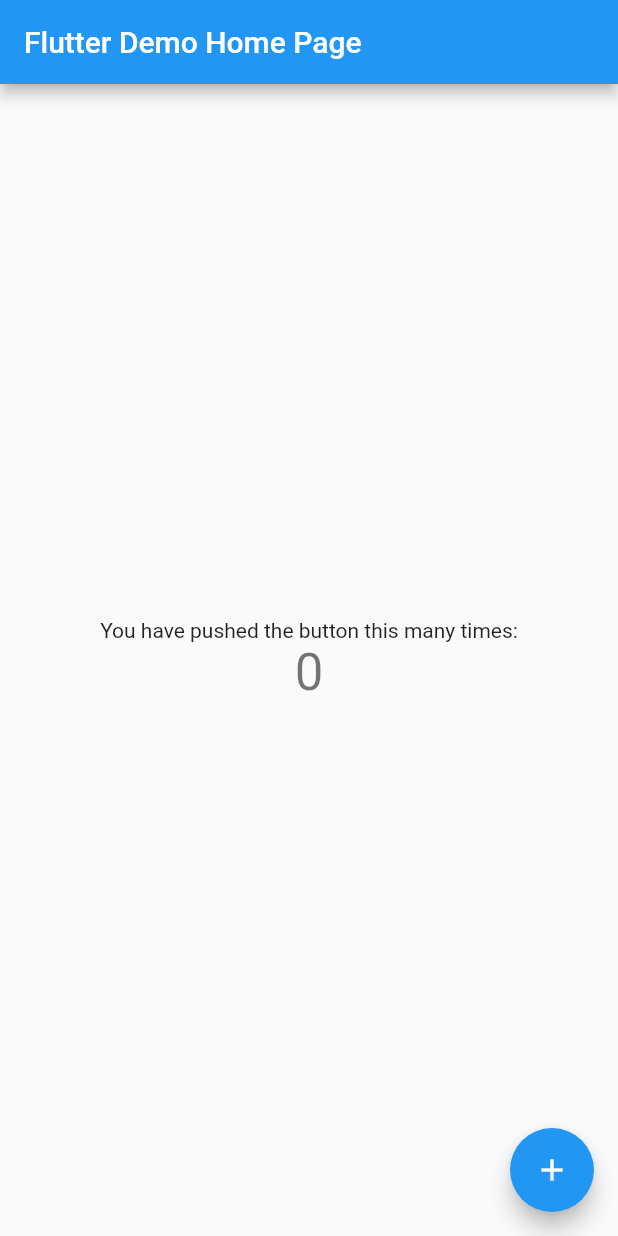
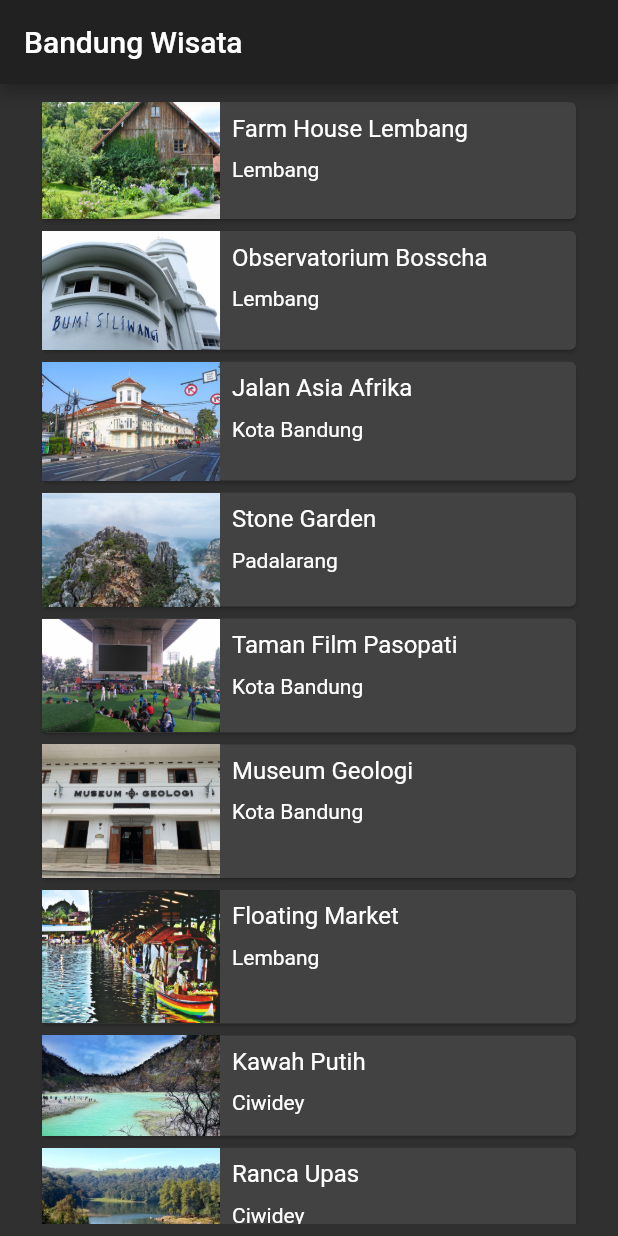
Before and after one commit to ombopak/ombopakpemula, a Flutter app: the screen it shows after launch, on a phone screen of 412 x 824 dp. Run offline on Flutter 3.47's test engine with Material 2 defaults, Android fonts, the phone set to English and light mode, and no system bars.

Commit message:
add project2

```diff
--- a/lib/main.dart
+++ b/lib/main.dart
@@ -1,117 +1,15 @@
+import 'package:dicoding_pemula/pages/main_screen.dart';
 import 'package:flutter/material.dart';
 
-void main() {
-  runApp(MyApp());
-}
+void main() => runApp(MyApp());
 
 class MyApp extends StatelessWidget {
-  // This widget is the root of your application.
   @override
   Widget build(BuildContext context) {
     return MaterialApp(
-      title: 'Flutter Demo',
-      theme: ThemeData(
-        // This is the theme of your application.
-        //
-        // Try running your application with "flutter run". You'll see the
-        // application has a blue toolbar. Then, without quitting the app, try
-        // changing the primarySwatch below to Colors.green and then invoke
-        // "hot reload" (press "r" in the console where you ran "flutter run",
-        // or simply save your changes to "hot reload" in a Flutter IDE).
-        // Notice that the counter didn't reset back to zero; the application
-        // is not restarted.
-        primarySwatch: Colors.blue,
-        // This makes the visual density adapt to the platform that you run
-        // the app on. For desktop platforms, the controls will be smaller and
-        // closer together (more dense) than on mobile platforms.
-        visualDensity: VisualDensity.adaptivePlatformDensity,
-      ),
-      home: MyHomePage(title: 'Flutter Demo Home Page'),
+      title: 'Wisata Bandung',
+      theme: ThemeData.dark(),
+      home: MainScreen(),
     );
   }
 }
-
-class MyHomePage extends StatefulWidget {
-  MyHomePage({Key key, this.title}) : super(key: key);
-
-  // This widget is the home page of your application. It is stateful, meaning
-  // that it has a State object (defined below) that contains fields that affect
-  // how it looks.
-
-  // This class is the configuration for the state. It holds the values (in this
-  // case the title) provided by the parent (in this case the App widget) and
-  // used by the build method of the State. Fields in a Widget subclass are
-  // always marked "final".
-
-  final String title;
-
-  @override
-  _MyHomePageState createState() => _MyHomePageState();
-}
-
-class _MyHomePageState extends State<MyHomePage> {
-  int _counter = 0;
-
-  void _incrementCounter() {
-    setState(() {
-      // This call to setState tells the Flutter framework that something has
-      // changed in this State, which causes it to rerun the build method below
-      // so that the display can reflect the updated values. If we changed
-      // _counter without calling setState(), then the build method would not be
-      // called again, and so nothing would appear to happen.
-      _counter++;
-    });
-  }
-
-  @override
-  Widget build(BuildContext context) {
-    // This method is rerun every time setState is called, for instance as done
-    // by the _incrementCounter method above.
-    //
-    // The Flutter framework has been optimized to make rerunning build methods
-    // fast, so that you can just rebuild anything that needs updating rather
-    // than having to individually change instances of widgets.
-    return Scaffold(
-      appBar: AppBar(
-        // Here we take the value from the MyHomePage object that was created by
-        // the App.build method, and use it to set our appbar title.
-        title: Text(widget.title),
-      ),
-      body: Center(
-        // Center is a layout widget. It takes a single child and positions it
-        // in the middle of the parent.
-        child: Column(
-          // Column is also a layout widget. It takes a list of children and
-          // arranges them vertically. By default, it sizes itself to fit its
-          // children horizontally, and tries to be as tall as its parent.
-          //
-          // Invoke "debug painting" (press "p" in the console, choose the
-          // "Toggle Debug Paint" action from the Flutter Inspector in Android
-          // Studio, or the "Toggle Debug Paint" command in Visual Studio Code)
-          // to see the wireframe for each widget.
-          //
-          // Column has various properties to control how it sizes itself and
-          // how it positions its children. Here we use mainAxisAlignment to
-          // center the children vertically; the main axis here is the vertical
-          // axis because Columns are vertical (the cross axis would be
-          // horizontal).
-          mainAxisAlignment: MainAxisAlignment.center,
-          children: <Widget>[
-            Text(
-              'You have pushed the button this many times:',
-            ),
-            Text(
-              '$_counter',
-              style: Theme.of(context).textTheme.headline4,
-            ),
-          ],
-        ),
-      ),
-      floatingActionButton: FloatingActionButton(
-        onPressed: _incrementCounter,
-        tooltip: 'Increment',
-        child: Icon(Icons.add),
-      ), // This trailing comma makes auto-formatting nicer for build methods.
-    );
-  }
-}
--- /dev/null
+++ b/lib/pages/main_screen.dart
@@ -0,0 +1,199 @@
+import 'package:dicoding_pemula/model/tourism_place.dart';
+import 'package:dicoding_pemula/pages/detail_screen.dart';
+import 'package:flutter/material.dart';
+
+class MainScreen extends StatelessWidget {
+  @override
+  Widget build(BuildContext context) {
+    return Scaffold(
+      appBar: AppBar(
+        title: Text('Bandung Wisata'),
+      ),
+      body: Padding(
+        padding: const EdgeInsets.all(8.0),
+        child: ListView(
+            children: tourismPlaceList.map((place) {
+          return FlatButton(
+            onPressed: () {
+              Navigator.push(context, MaterialPageRoute(builder: (context) {
+                return DetailScreen(
+                  place: place,
+                );
+              }));
+            },
+            child: Card(
+              child: Row(
+                crossAxisAlignment: CrossAxisAlignment.start,
+                children: <Widget>[
+                  Expanded(
+                    flex: 1,
+                    child: Image.asset(
+                      place.imageAsset,
+                    ),
+                  ),
+                  Expanded(
+                    flex: 2,
+                    child: Padding(
+                      padding: const EdgeInsets.all(8.0),
+                      child: Column(
+                        crossAxisAlignment: CrossAxisAlignment.start,
+                        children: <Widget>[
+                          Text(
+                            place.name,
+                            style: TextStyle(fontSize: 16.0),
+                          ),
+                          SizedBox(
+                            height: 10,
+                          ),
+                          Text(place.location),
+                        ],
+                      ),
+                    ),
+                  )
+                ],
+              ),
+            ),
+          );
+        }).toList()),
+      ),
+    );
+  }
+}
+
+var tourismPlaceList = [
+  TourismPlace(
+    name: 'Farm House Lembang',
+    location: 'Lembang',
+    description:
+        'Berada di jalur utama Bandung-Lembang, Farm House menjadi objek wisata yang tidak pernah sepi pengunjung. Selain karena letaknya strategis, kawasan ini juga menghadirkan nuansa wisata khas Eropa. Semua itu diterapkan dalam bentuk spot swafoto Instagramable.',
+    openDays: 'Open Everyday',
+    openTime: '09:00 - 20:00',
+    ticketPrice: 'Rp 25000',
+    imageAsset: 'images/farm-house.jpg',
+    imageUrls: [
+      'https://media-cdn.tripadvisor.com/media/photo-s/0d/7c/59/70/farmhouse-lembang.jpg',
+      'https://media-cdn.tripadvisor.com/media/photo-w/13/f0/22/f6/photo3jpg.jpg',
+      'https://media-cdn.tripadvisor.com/media/photo-m/1280/16/a9/33/43/liburan-di-farmhouse.jpg'
+    ],
+  ),
+  TourismPlace(
+    name: 'Observatorium Bosscha',
+    location: 'Lembang',
+    description:
+        'Memiliki beberapa teleskop, antara lain, Refraktor Ganda Zeiss, Schmidt Bimasakti, Refraktor Bamberg, Cassegrain GOTO, dan Teleskop Surya. Refraktor Ganda Zeiss adalah jenis teleskop terbesar untuk meneropong bintang. Benda ini diletakkan pada atap kubah sehingga saat teropong digunakan, atap tersebut harus dibuka. Observatorium Bosscha boleh dikunjungi oleh siapa pun, tanpa tiket. Namun, bagi yang ingin menggunakan teleskop Zeiss, wajib mendaftarkan diri. Untuk instansi atau lembaga pendidikan, diberikan jadwal hari Selasa sampai Jumat. Sementara itu, kunjungan individu dibuka setiap hari Sabtu.',
+    openDays: 'Open Tuesday - Saturday',
+    openTime: '09:00 - 14:30',
+    ticketPrice: 'Rp 20000',
+    imageAsset: 'images/bosscha.jpg',
+    imageUrls: [
+      'https://media-cdn.tripadvisor.com/media/photo-o/12/6b/63/0b/bosscha-observatory.jpg',
+      'https://media-cdn.tripadvisor.com/media/photo-p/0d/6a/88/9b/photo3jpg.jpg',
+      'https://media-cdn.tripadvisor.com/media/photo-o/11/3f/04/39/p-20171111-110220-largejpg.jpg',
+    ],
+  ),
+  TourismPlace(
+    name: 'Jalan Asia Afrika',
+    location: 'Kota Bandung',
+    description:
+        'Jalan Asia Afrika di Bandung memiliki kaitan yang sangat erat dengan pendirian kota Kembang ini. Karena pada saat itu, Gubernur Jenderal Herman Willem Deaendels dari Belanda menancapkan tongkatnya saat memerintahkan pendirian kota ini, yang kemudian diabadikan menjadi tugu Bandung Nol Kilometer.',
+    openDays: 'Open Everyday',
+    openTime: '24 hours',
+    ticketPrice: 'Free',
+    imageAsset: 'images/jalan-asia-afrika.jpg',
+    imageUrls: [
+      'https://media-cdn.tripadvisor.com/media/photo-o/0d/c2/e7/e6/quotes-kota-bandung.jpg',
+      'https://media-cdn.tripadvisor.com/media/photo-w/17/f4/44/01/jalan-asia-afrika.jpg',
+      'https://media-cdn.tripadvisor.com/media/photo-s/0a/ef/36/e2/jalan-asia-afrika.jpg',
+    ],
+  ),
+  TourismPlace(
+    name: 'Stone Garden',
+    location: 'Padalarang',
+    description:
+        'Stone Garden atau Taman Batu di Padalarang – Bandung ini adalah nama secara harafiah untuk apa yang akan kita lihat jika berada di sana. Hamparan batu yang artistik membuat kita merasa tidak sedang berada di Bandung, apalagi di Padalarang. Hamparan batu yang dimaksud bukan terhampar begitu saja di atas tanah luas yang menjadi permukaannya. Batu-batu besar yang ukuran pastinya bervariasi tersusun seperti memiliki suatu formasi matematis.',
+    openDays: 'Open Everyday',
+    openTime: '06:00 - 17:00',
+    ticketPrice: 'Rp 3000',
+    imageAsset: 'images/stone-garden.jpg',
+    imageUrls: [
+      'https://media-cdn.tripadvisor.com/media/photo-o/15/01/d7/4b/p-20180510-153310-01.jpg',
+      'https://media-cdn.tripadvisor.com/media/photo-w/15/68/00/32/stone-garden-citatah.jpg',
+      'https://media-cdn.tripadvisor.com/media/photo-o/0d/a2/cb/05/stone-garden-citatah.jpg',
+    ],
+  ),
+  TourismPlace(
+    name: 'Taman Film Pasopati',
+    location: 'Kota Bandung',
+    description:
+        'Menjadi salah satu tempat wisata di Bandung yang favorit, tentu Taman Film ini memiliki fasilitas cukup memadai. Pemberian fasilitas ini memiliki harapan para pengunjung akan merasa nyaman dan tak segan2 untuk kembali berkunjung terus menerus kesini. Beberapa fasilitas taman yang bisa kamu nikmati diantaranya seperti layar videotron besar berukuran 4×8 untuk memutar berbagai macam pilihan film seperti Film Indonesia, Bollywood, Korea, ataupun Indie Bandung.',
+    openDays: 'Open Everyday',
+    openTime: '24 hours',
+    ticketPrice: 'Free',
+    imageAsset: 'images/taman-film.jpg',
+    imageUrls: [
+      'https://media-cdn.tripadvisor.com/media/photo-o/08/8b/87/50/bandung-movie-park.jpg',
+      'https://media-cdn.tripadvisor.com/media/photo-o/17/67/d5/53/img-20190505-114509-largejpg.jpg',
+      'https://media-cdn.tripadvisor.com/media/photo-w/09/73/33/05/taman-film-pasopati.jpg',
+    ],
+  ),
+  TourismPlace(
+    name: 'Museum Geologi',
+    location: 'Kota Bandung',
+    description:
+        'Museum Geologi didirikan pada tanggal 16 Mei 1929. Museum ini telah direnovasi dengan dana bantuan dari JICA (Japan International Cooperation Agency). Setelah mengalami renovasi, Museum Geologi dibuka kembali dan diresmikan oleh Wakil Presiden RI, Megawati Soekarnoputri pada tanggal 23 Agustus 2000. Sebagai salah satu monumen bersejarah, museum berada di bawah perlindungan pemerintah dan merupakan peninggalan nasional. Dalam Museum ini, tersimpan dan dikelola materi-materi geologi yang berlimpah, seperti fosil, batuan, mineral. Kesemuanya itu dikumpulkan selama kerja lapangan di Indonesia sejak 1850.',
+    openDays: 'Open Saturday - Thursday',
+    openTime: '09:00 - 15:30',
+    ticketPrice: 'Rp 3000',
+    imageAsset: 'images/museum-geologi.jpg',
+    imageUrls: [
+      'https://media-cdn.tripadvisor.com/media/photo-w/19/1c/8e/f7/geology-museum.jpg',
+      'https://media-cdn.tripadvisor.com/media/photo-o/11/a7/35/b7/geology-museum.jpg',
+      'https://media-cdn.tripadvisor.com/media/photo-s/1a/55/e0/dc/geology-museum.jpg',
+    ],
+  ),
+  TourismPlace(
+    name: 'Floating Market',
+    location: 'Lembang',
+    description:
+        'Tempat wisata ini sepertinya memang ditujukan untuk wisata keluarga di Bandung. Di sini kita bisa menikmati suasana kawasan yang tertata rapi dan alami. Pada awalnya, floating market Lembang tidak begitu luas. Tapi sekarang sudah ekspansi dan memiliki banyak objek menarik baru. Nama floating market ini sepertinya merujuk pada stand tempat jualan makanan yang berada dalam perahu.',
+    openDays: 'Open Everyday',
+    openTime: '09:00 - 17:00',
+    ticketPrice: 'Rp 20000',
+    imageAsset: 'images/floating-market.png',
+    imageUrls: [
+      'https://media-cdn.tripadvisor.com/media/photo-o/17/f9/ff/f8/floating-market-bandung.jpg',
+      'https://media-cdn.tripadvisor.com/media/photo-p/1a/86/d3/cd/20200103-125059-largejpg.jpg',
+      'https://media-cdn.tripadvisor.com/media/photo-p/19/ce/b4/9b/img20181224120857-largejpg.jpg',
+    ],
+  ),
+  TourismPlace(
+    name: 'Kawah Putih',
+    location: 'Ciwidey',
+    description:
+        'Kawah Putih adalah tempat wisata di Bandung yang paling terkenal. Berlokasi di Ciwidey, Jawa Barat, kurang lebih sekitar 50 KM arah selatan kota Bandung, Kawah Putih adalah sebuah danau yang terbentuk akibat dari letusan Gunung Patuha. Sesuai dengan namanya, tanah yang ada di kawasan ini berwarna putih akibat dari pencampuran unsur belerang.',
+    openDays: 'Open Everyday',
+    openTime: '07:00 - 17:00',
+    ticketPrice: 'Rp 15000',
+    imageAsset: 'images/kawah-putih.jpg',
+    imageUrls: [
+      'https://media-cdn.tripadvisor.com/media/photo-o/0b/6e/7c/ce/rocks-sticking-out-of.jpg',
+      'https://media-cdn.tripadvisor.com/media/photo-p/0b/35/30/14/white-crater.jpg',
+      'https://media-cdn.tripadvisor.com/media/photo-o/0a/8b/9a/79/2945-t00572-www-initempatwisat.jpg',
+    ],
+  ),
+  TourismPlace(
+    name: 'Ranca Upas',
+    location: 'Ciwidey',
+    description:
+        'Ranca Upas Ciwidey adalah kawasan bumi perkemahan di bawah pengelolaan perhutani. Tempat ini berada di kawasan wisata Bandung Selatan, satu lokasi dengan kawah putih, kolam Cimanggu dan situ Patenggang. Banyak hal yang bisa dilakukan di kawasan wisata ini, seperti berkemah, berinteraksi dengan rusa, sampai bermain di water park dan mandi air panas.',
+    openDays: 'Open Everyday',
+    openTime: '24 hours',
+    ticketPrice: 'Rp 20000',
+    imageAsset: 'images/ranca-upas.jpg',
+    imageUrls: [
+      'https://media-cdn.tripadvisor.com/media/photo-o/1a/e0/7f/9c/kampung-cai-ranca-upas.jpg',
+      'https://media-cdn.tripadvisor.com/media/photo-w/13/ee/2f/87/ranca-upas.jpg',
+      'https://media-cdn.tripadvisor.com/media/photo-w/13/ee/27/0a/ranca-upas.jpg',
+    ],
+  ),
+];
```
Also changed, not shown: lib/model/tourism_place.dart (added, +21 -0 lines), lib/pages/detail_screen.dart (added, +145 -0 lines), pubspec.yaml (+12 -17 lines), fonts/Oxygen-Regular.ttf (added), fonts/Staatliches-Regular.ttf (added), images/bosscha.jpg (added), images/farm-house.jpg (added), images/floating-market.png (added), images/jalan-asia-afrika.jpg (added), images/kawah-putih.jpg (added), images/museum-geologi.jpg (added), images/ranca-upas.jpg (added), images/stone-garden.jpg (added), images/taman-film.jpg (added), 1 more files, 2 other files.
